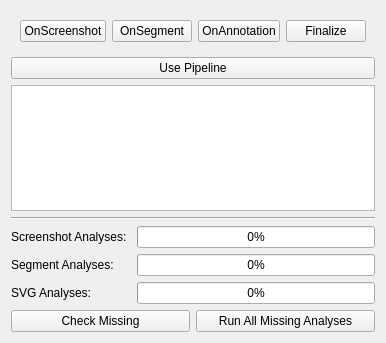
Old version of the form qt_ui/PipelineWidget.ui in the repository FilmColors/VIAN.
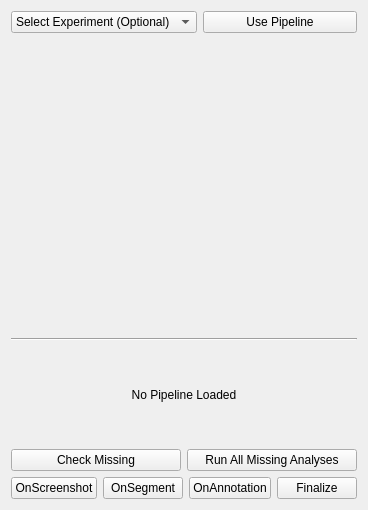
New version of the form.

Commit message:
Reimplementation PipelineScripts I
- Added pipeline scripts as entity
- Experiment and PipelineScripts are now linked
- Only a Project can have PipelineScripts, Library does not exist anymore
- Many changes derived from above

```diff
--- a/qt_ui/PipelineWidget.ui
+++ b/qt_ui/PipelineWidget.ui
@@ -7,7 +7,7 @@
     <x>0</x>
     <y>0</y>
     <width>355</width>
-    <height>343</height>
+    <height>510</height>
    </rect>
   </property>
   <property name="windowTitle">
@@ -15,49 +15,14 @@
   </property>
   <layout class="QVBoxLayout" name="verticalLayout">
    <item>
-    <widget class="QWidget" name="widget" native="true">
-     <layout class="QHBoxLayout" name="horizontalLayout">
+    <layout class="QHBoxLayout" name="horizontalLayout_5">
       <item>
-       <widget class="QPushButton" name="btn_onScreenshot">
-        <property name="text">
-         <string>OnScreenshot</string>
-        </property>
-        <property name="checkable">
-         <bool>true</bool>
-        </property>
-       </widget>
-      </item>
+      <widget class="QComboBox" name="comboBoxExperiment">
       <item>
-       <widget class="QPushButton" name="btn_onSegment">
         <property name="text">
-         <string>OnSegment</string>
+         <string>Select Experiment (Optional)</string>
         </property>
-        <property name="checkable">
-         <bool>true</bool>
-        </property>
-       </widget>
-      </item>
-      <item>
-       <widget class="QPushButton" name="btn_onAnnotation">
-        <property name="text">
-         <string>OnAnnotation</string>
-        </property>
-        <property name="checkable">
-         <bool>true</bool>
-        </property>
-       </widget>
-      </item>
-      <item>
-       <widget class="QPushButton" name="btn_Finalize">
-        <property name="text">
-         <string>Finalize</string>
-        </property>
-        <property name="checkable">
-         <bool>false</bool>
-        </property>
-       </widget>
-      </item>
-     </layout>
+       </item>
     </widget>
    </item>
    <item>
@@ -67,8 +32,18 @@
      </property>
     </widget>
    </item>
+    </layout>
+   </item>
    <item>
-    <widget class="QListWidget" name="listWidget_Pipelines"/>
+    <widget class="QWidget" name="widgetInner" native="true">
+     <property name="sizePolicy">
+      <sizepolicy hsizetype="Expanding" vsizetype="Expanding">
+       <horstretch>0</horstretch>
+       <verstretch>0</verstretch>
+      </sizepolicy>
+     </property>
+     <layout class="QHBoxLayout" name="horizontalLayout_4"/>
+    </widget>
    </item>
    <item>
     <widget class="Line" name="line">
@@ -78,6 +53,33 @@
     </widget>
    </item>
    <item>
+    <widget class="QStackedWidget" name="stackedWidget">
+     <property name="sizePolicy">
+      <sizepolicy hsizetype="Preferred" vsizetype="Maximum">
+       <horstretch>0</horstretch>
+       <verstretch>0</verstretch>
+      </sizepolicy>
+     </property>
+     <property name="currentIndex">
+      <number>0</number>
+     </property>
+     <widget class="QWidget" name="page_3">
+      <layout class="QVBoxLayout" name="verticalLayout_3">
+       <item>
+        <widget class="QLabel" name="label_5">
+         <property name="text">
+          <string>No Pipeline Loaded</string>
+         </property>
+         <property name="alignment">
+          <set>Qt::AlignCenter</set>
+         </property>
+        </widget>
+       </item>
+      </layout>
+     </widget>
+     <widget class="QWidget" name="page">
+      <layout class="QVBoxLayout" name="verticalLayout_2">
+       <item>
     <layout class="QGridLayout" name="gridLayout">
      <item row="4" column="0">
       <widget class="QLabel" name="label">
@@ -141,6 +143,24 @@
      </item>
     </layout>
    </item>
+      </layout>
+     </widget>
+     <widget class="QWidget" name="page_2">
+      <layout class="QHBoxLayout" name="horizontalLayout_3">
+       <item>
+        <widget class="QLabel" name="label_4">
+         <property name="text">
+          <string>Loading Pipeline...</string>
+         </property>
+         <property name="alignment">
+          <set>Qt::AlignCenter</set>
+         </property>
+        </widget>
+       </item>
+      </layout>
+     </widget>
+    </widget>
+   </item>
    <item>
     <layout class="QHBoxLayout" name="horizontalLayout_2">
      <item>
@@ -159,6 +179,50 @@
      </item>
     </layout>
    </item>
+   <item>
+    <layout class="QHBoxLayout" name="horizontalLayout_6">
+     <item>
+      <widget class="QPushButton" name="btn_onScreenshot">
+       <property name="text">
+        <string>OnScreenshot</string>
+       </property>
+       <property name="checkable">
+        <bool>true</bool>
+       </property>
+      </widget>
+     </item>
+     <item>
+      <widget class="QPushButton" name="btn_onSegment">
+       <property name="text">
+        <string>OnSegment</string>
+       </property>
+       <property name="checkable">
+        <bool>true</bool>
+       </property>
+      </widget>
+     </item>
+     <item>
+      <widget class="QPushButton" name="btn_onAnnotation">
+       <property name="text">
+        <string>OnAnnotation</string>
+       </property>
+       <property name="checkable">
+        <bool>true</bool>
+       </property>
+      </widget>
+     </item>
+     <item>
+      <widget class="QPushButton" name="btn_Finalize">
+       <property name="text">
+        <string>Finalize</string>
+       </property>
+       <property name="checkable">
+        <bool>false</bool>
+       </property>
+      </widget>
+     </item>
+    </layout>
+   </item>
   </layout>
  </widget>
  <resources/>
```
Lines whose indentation alone changed are shown as unchanged. The commit also changes 16 other files.
